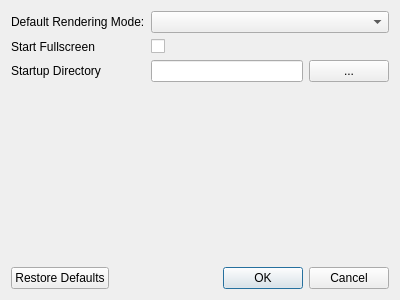
First picture: the form in forms/settingswindow.ui, repository chipgw/depthview, before the edit.
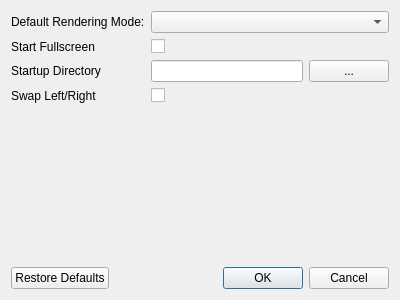
Second picture: the form after the edit. Icons and pictures are not drawn.

Commit message: added Swap Left/Right to settings.

What changed in the file:
```diff
--- a/forms/settingswindow.ui
+++ b/forms/settingswindow.ui
@@ -77,6 +77,16 @@
        </property>
       </widget>
      </item>
+     <item row="3" column="0">
+      <widget class="QLabel" name="swapLeftRightLabel">
+       <property name="text">
+        <string>Swap Left/Right</string>
+       </property>
+      </widget>
+     </item>
+     <item row="3" column="1">
+      <widget class="QCheckBox" name="swapLeftRightCheckBox"/>
+     </item>
     </layout>
    </item>
    <item>
```
The commit also changes 2 other files.
